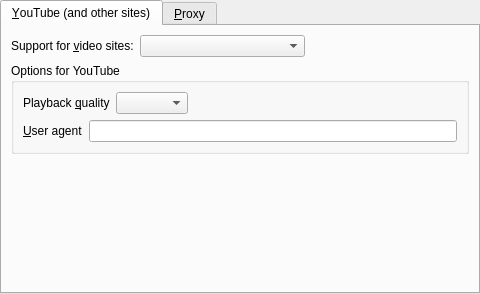
Old version of the form src/prefnetwork.ui in the repository smplayer-dev/smplayer.
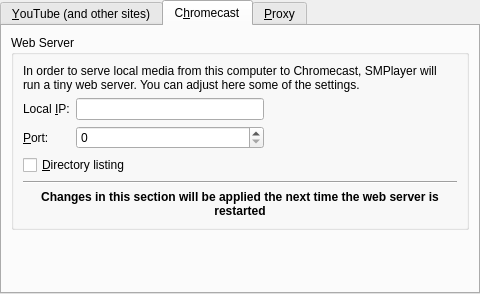
New version of the form. The open tabs and pages were chosen to show the change.

Commit message: (Chromecast) Add option in preferences -> network to configure the web server

Patch:
```diff
--- a/src/prefnetwork.ui
+++ b/src/prefnetwork.ui
@@ -132,6 +132,134 @@
        </item>
       </layout>
      </widget>
+     <widget class="QWidget" name="cc_page">
+      <attribute name="title">
+       <string>C&amp;hromecast</string>
+      </attribute>
+      <layout class="QGridLayout" name="gridLayout">
+       <item row="0" column="0">
+        <widget class="QGroupBox" name="groupBox">
+         <property name="title">
+          <string>Web Server</string>
+         </property>
+         <layout class="QGridLayout" name="gridLayout_2">
+          <item row="6" column="0" colspan="3">
+           <widget class="QLabel" name="label_10">
+            <property name="font">
+             <font>
+              <weight>75</weight>
+              <bold>true</bold>
+             </font>
+            </property>
+            <property name="text">
+             <string>Changes in this section will be applied the next time the web server is restarted</string>
+            </property>
+            <property name="alignment">
+             <set>Qt::AlignCenter</set>
+            </property>
+            <property name="wordWrap">
+             <bool>true</bool>
+            </property>
+           </widget>
+          </item>
+          <item row="3" column="1">
+           <widget class="QSpinBox" name="port_spin">
+            <property name="maximum">
+             <number>65535</number>
+            </property>
+           </widget>
+          </item>
+          <item row="2" column="1">
+           <widget class="QLineEdit" name="local_ip_edit"/>
+          </item>
+          <item row="4" column="0" colspan="3">
+           <widget class="QCheckBox" name="directory_listing_check">
+            <property name="text">
+             <string>&amp;Directory listing</string>
+            </property>
+           </widget>
+          </item>
+          <item row="2" column="0">
+           <widget class="QLabel" name="label_8">
+            <property name="text">
+             <string>Local &amp;IP:</string>
+            </property>
+            <property name="buddy">
+             <cstring>local_ip_edit</cstring>
+            </property>
+           </widget>
+          </item>
+          <item row="2" column="2">
+           <spacer name="horizontalSpacer_2">
+            <property name="orientation">
+             <enum>Qt::Horizontal</enum>
+            </property>
+            <property name="sizeHint" stdset="0">
+             <size>
+              <width>179</width>
+              <height>20</height>
+             </size>
+            </property>
+           </spacer>
+          </item>
+          <item row="3" column="0">
+           <widget class="QLabel" name="label_9">
+            <property name="text">
+             <string>&amp;Port:</string>
+            </property>
+            <property name="buddy">
+             <cstring>port_spin</cstring>
+            </property>
+           </widget>
+          </item>
+          <item row="3" column="2">
+           <spacer name="horizontalSpacer_3">
+            <property name="orientation">
+             <enum>Qt::Horizontal</enum>
+            </property>
+            <property name="sizeHint" stdset="0">
+             <size>
+              <width>179</width>
+              <height>20</height>
+             </size>
+            </property>
+           </spacer>
+          </item>
+          <item row="0" column="0" colspan="3">
+           <widget class="QLabel" name="label_7">
+            <property name="text">
+             <string>In order to serve local media from this computer to Chromecast, SMPlayer will run a tiny web server. You can adjust here some of the settings.</string>
+            </property>
+            <property name="wordWrap">
+             <bool>true</bool>
+            </property>
+           </widget>
+          </item>
+          <item row="5" column="0" colspan="3">
+           <widget class="Line" name="line">
+            <property name="orientation">
+             <enum>Qt::Horizontal</enum>
+            </property>
+           </widget>
+          </item>
+         </layout>
+        </widget>
+       </item>
+       <item row="5" column="0">
+        <spacer name="verticalSpacer_3">
+         <property name="orientation">
+          <enum>Qt::Vertical</enum>
+         </property>
+         <property name="sizeHint" stdset="0">
+          <size>
+           <width>20</width>
+           <height>40</height>
+          </size>
+         </property>
+        </spacer>
+       </item>
+      </layout>
+     </widget>
      <widget class="QWidget" name="proxy_page">
       <attribute name="title">
        <string>&amp;Proxy</string>
```
Left out of the diff: 3 changed lines with no effect on the pictures. The commit also changes 1 other file.
